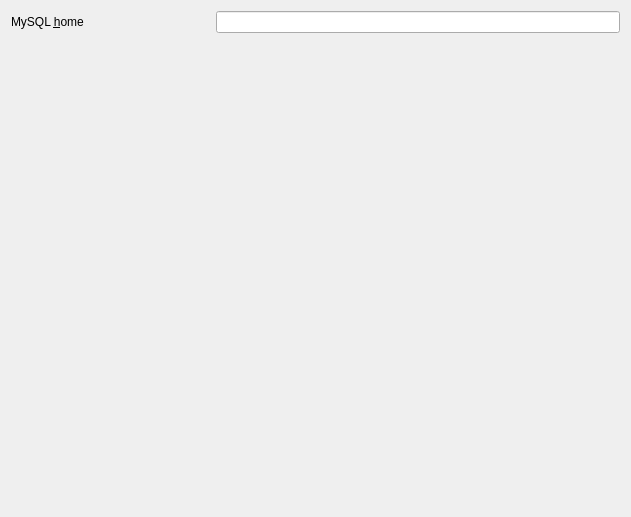
First picture: the form in src/connection/toqmysqlsettingui.ui, repository tora-tool/tora, before the edit.
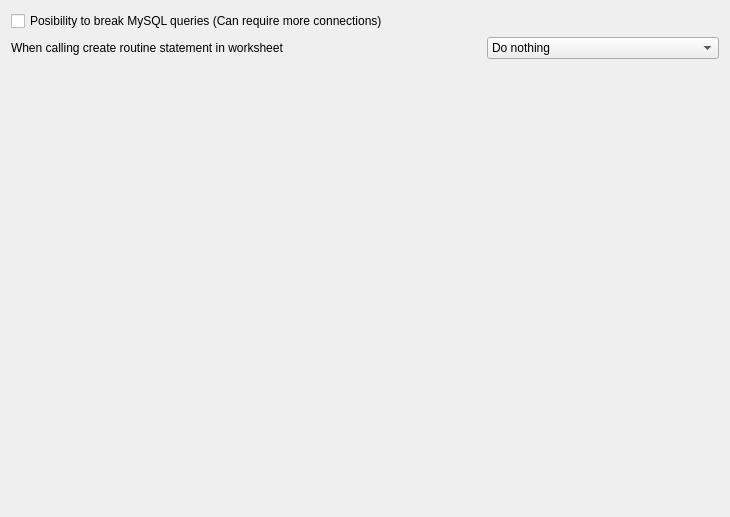
Second picture: the form after the edit.

```diff
--- a/src/connection/toqmysqlsettingui.ui
+++ b/src/connection/toqmysqlsettingui.ui
@@ -6,7 +6,7 @@
    <rect>
     <x>0</x>
     <y>0</y>
-    <width>631</width>
+    <width>730</width>
     <height>517</height>
    </rect>
   </property>
@@ -20,26 +20,14 @@
    <property name="spacing">
     <number>6</number>
    </property>
-   <item row="0" column="1" colspan="2">
-    <widget class="QLineEdit" name="MYSQL_HOME"/>
-   </item>
-   <item row="0" column="0">
-    <widget class="QLabel" name="TextLabel6_2_2_2">
-     <property name="toolTip">
-      <string>The default dateformat to use when querying the database.</string>
-     </property>
+   <item row="0" column="0" colspan="2">
+    <widget class="QCheckBox" name="checkBox">
      <property name="text">
-      <string>MySQL &amp;home</string>
-     </property>
-     <property name="wordWrap">
-      <bool>false</bool>
-     </property>
-     <property name="buddy">
-      <cstring>MYSQL_HOME</cstring>
+      <string>Posibility to break MySQL queries (Can require more connections)</string>
      </property>
     </widget>
    </item>
-   <item row="1" column="0">
+   <item row="2" column="0">
     <spacer name="verticalSpacer">
      <property name="orientation">
       <enum>Qt::Vertical</enum>
@@ -52,6 +40,48 @@
      </property>
     </spacer>
    </item>
+   <item row="1" column="2">
+    <widget class="QComboBox" name="comboBox">
+     <item>
+      <property name="text">
+       <string>Do nothing</string>
+      </property>
+     </item>
+     <item>
+      <property name="text">
+       <string>Drop before creating</string>
+      </property>
+     </item>
+     <item>
+      <property name="text">
+       <string>Drop before creating (if exists)</string>
+      </property>
+     </item>
+     <item>
+      <property name="text">
+       <string>Ask</string>
+      </property>
+     </item>
+     <item>
+      <property name="text">
+       <string>Ask (if exists)</string>
+      </property>
+     </item>
+    </widget>
+   </item>
+   <item row="1" column="0" colspan="2">
+    <widget class="QLabel" name="TextLabel6_2_2_3">
+     <property name="toolTip">
+      <string>The default timestamp format to use when querying the database.</string>
+     </property>
+     <property name="text">
+      <string>When calling create routine statement in worksheet</string>
+     </property>
+     <property name="wordWrap">
+      <bool>false</bool>
+     </property>
+    </widget>
+   </item>
   </layout>
  </widget>
  <tabstops>
```
Left out of the diff: 3 changed lines with no effect on the pictures.
